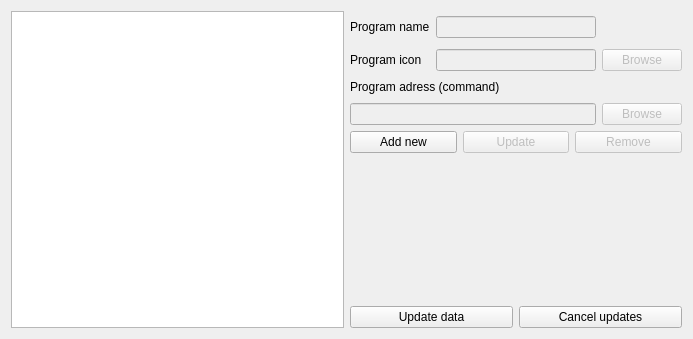
Old version of the form qexternprogrammanager.ui in the repository abodnyaUA/qimageviewer.
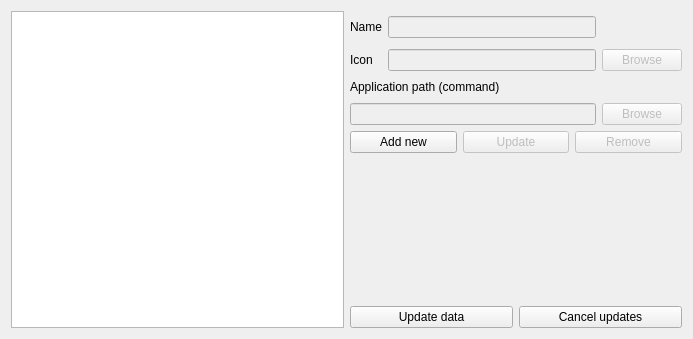
New version of the form. Icons and pictures are not drawn.

The edit to the form file:
```diff
--- a/qexternprogrammanager.ui
+++ b/qexternprogrammanager.ui
@@ -52,14 +52,14 @@
        <item row="0" column="1">
         <widget class="QLabel" name="label_4">
          <property name="text">
-          <string>Program name</string>
+          <string>Name</string>
          </property>
         </widget>
        </item>
        <item row="2" column="1">
         <widget class="QLabel" name="label_5">
          <property name="text">
-          <string>Program icon</string>
+          <string>Icon</string>
          </property>
         </widget>
        </item>
@@ -89,7 +89,7 @@
        <item>
         <widget class="QLabel" name="label_6">
          <property name="text">
-          <string>Program adress (command)</string>
+          <string>Application path (command)</string>
          </property>
         </widget>
        </item>
```
